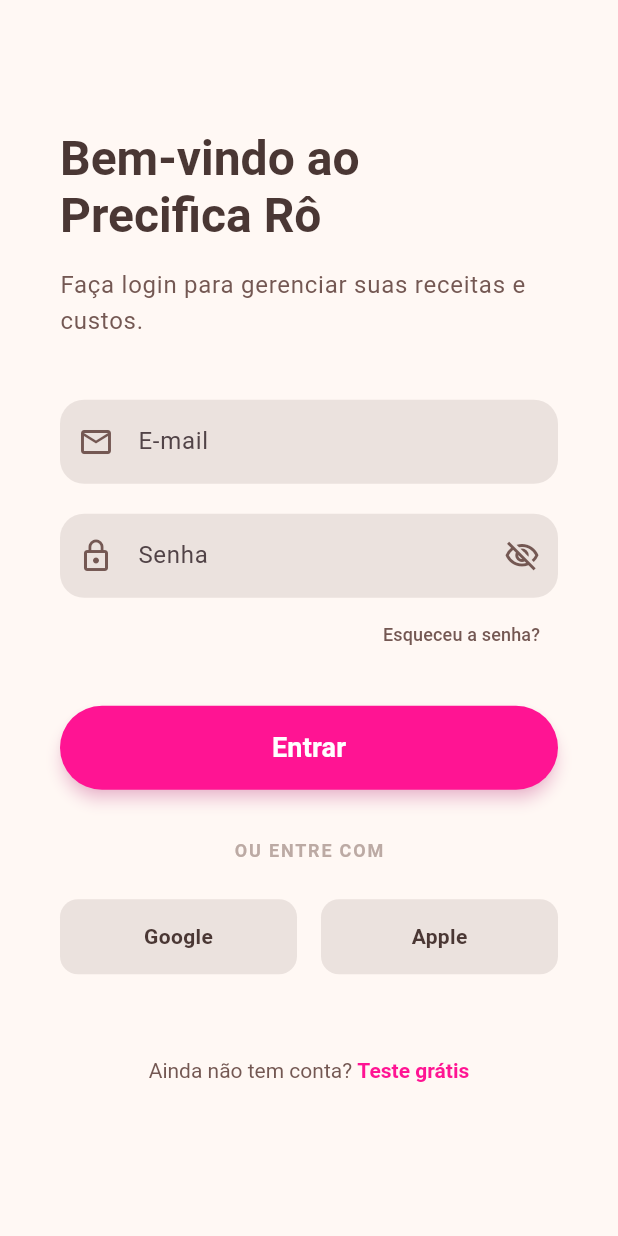
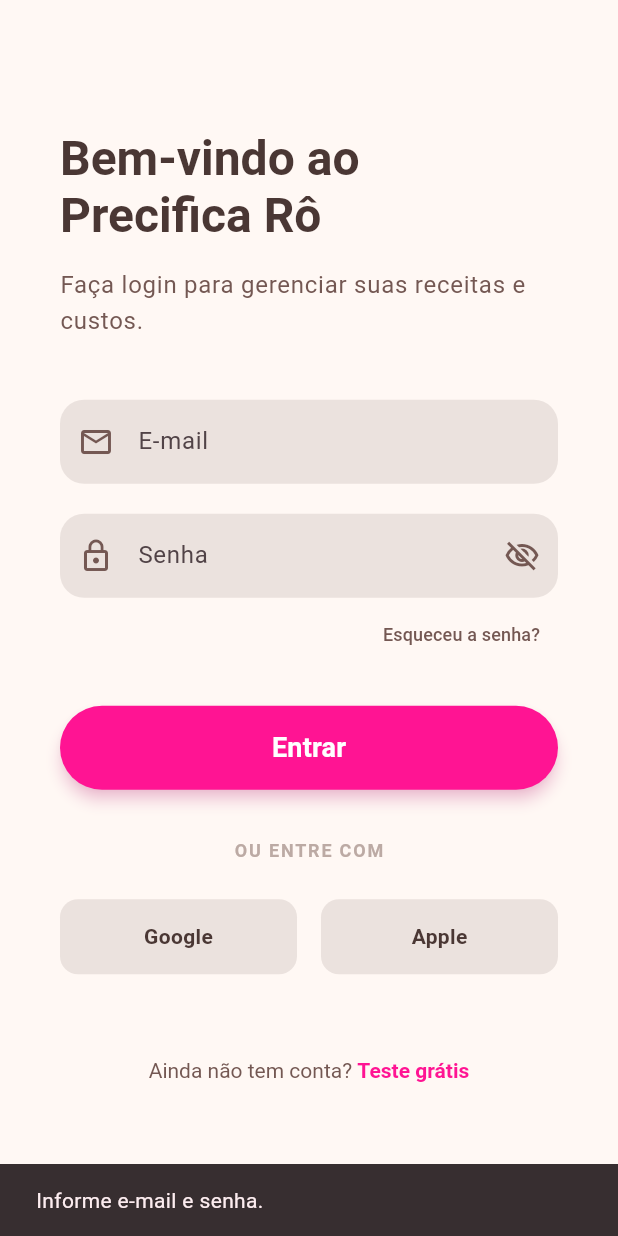
Before and after one commit to nilknarfsam/precifica_ro_web, a Flutter app: the screen it shows after launch, after a tap on "Entrar", on a phone screen of 412 x 824 dp. Run offline on Flutter 3.47's test engine with Material 3 defaults, Android fonts, the phone set to English and light mode, and no system bars; our stand-ins replace firebase_auth, firebase_core; accounts and stored records are empty.

Commit message:
atualização de tela do login

```diff
--- a/lib/pages/login_page.dart
+++ b/lib/pages/login_page.dart
@@ -1,14 +1,100 @@
+import 'package:firebase_auth/firebase_auth.dart';
 import 'package:flutter/material.dart';
+import 'package:precifica_ro_web/pages/admin_dashboard_page.dart';
+import 'package:precifica_ro_web/pages/client_home_page.dart';
+import 'package:precifica_ro_web/services/auth_service.dart';
 
-class LoginPage extends StatelessWidget {
+class LoginPage extends StatefulWidget {
   const LoginPage({super.key});
 
+  @override
+  State<LoginPage> createState() => _LoginPageState();
+}
+
+class _LoginPageState extends State<LoginPage> {
   static const Color _pink = Color(0xFFFF1493);
   static const Color _cream = Color(0xFFFFF8F4);
   static const Color _chocolate = Color(0xFF4A3734);
   static const Color _mauve = Color(0xFF745853);
   static const Color _fieldBg = Color(0xFFEBE2DE);
   static const Color _divider = Color(0xFFBCAAA4);
+
+  static const String _adminEmail = 'nilknarfsam@gmail.com';
+
+  final _authService = AuthService();
+  final _emailController = TextEditingController();
+  final _passwordController = TextEditingController();
+
+  bool _isLoading = false;
+
+  @override
+  void dispose() {
+    _emailController.dispose();
+    _passwordController.dispose();
+    super.dispose();
+  }
+
+  Future<void> _onSignIn() async {
+    final messenger = ScaffoldMessenger.of(context);
+    final email = _emailController.text.trim();
+    final password = _passwordController.text;
+
+    if (email.isEmpty || password.isEmpty) {
+      messenger.showSnackBar(
+        const SnackBar(content: Text('Informe e-mail e senha.')),
+      );
+      return;
+    }
+
+    setState(() => _isLoading = true);
+    try {
+      final credential = await _authService.signInWithEmailAndPassword(
+        email: email,
+        password: password,
+      );
+      if (!mounted) return;
+
+      final isAdmin = credential.user?.email == _adminEmail;
+
+      final destination = isAdmin
+          ? const AdminDashboardPage()
+          : const ClientHomePage();
+
+      Navigator.of(context).pushReplacement(
+        MaterialPageRoute<void>(builder: (_) => destination),
+      );
+    } on FirebaseAuthException catch (e) {
+      if (!mounted) return;
+      messenger.showSnackBar(
+        SnackBar(content: Text(_authErrorMessage(e.code))),
+      );
+    } catch (_) {
+      if (!mounted) return;
+      messenger.showSnackBar(
+        const SnackBar(content: Text('Não foi possível entrar. Tente novamente.')),
+      );
+    } finally {
+      if (mounted) setState(() => _isLoading = false);
+    }
+  }
+
+  String _authErrorMessage(String code) {
+    switch (code) {
+      case 'wrong-password':
+      case 'invalid-credential':
+        return 'E-mail ou senha incorretos.';
+      case 'user-not-found':
+        return 'Não encontramos uma conta com este e-mail.';
+      case 'invalid-email':
+        return 'E-mail inválido.';
+      case 'user-disabled':
+        return 'Esta conta foi desativada.';
+      case 'too-many-requests':
+        return 'Muitas tentativas. Aguarde um momento e tente de novo.';
+      default:
+        return 'Não foi possível entrar. Verifique seus dados.';
+    }
+  }
 
   @override
   Widget build(BuildContext context) {
@@ -103,11 +189,14 @@
                       ),
                       const SizedBox(height: 40),
                       _buildTextField(
+                        controller: _emailController,
                         label: 'E-mail',
                         icon: Icons.email_outlined,
+                        keyboardType: TextInputType.emailAddress,
                       ),
                       const SizedBox(height: 20),
                       _buildTextField(
+                        controller: _passwordController,
                         label: 'Senha',
                         icon: Icons.lock_outline,
                         isPassword: true,
@@ -127,17 +216,27 @@
                         width: double.infinity,
                         height: 56,
                         child: ElevatedButton(
-                          onPressed: () {},
+                          onPressed: _isLoading ? null : _onSignIn,
                           style: ElevatedButton.styleFrom(
                             backgroundColor: _pink,
                             foregroundColor: Colors.white,
+                            disabledBackgroundColor: _pink.withValues(alpha: 0.6),
                             shape: RoundedRectangleBorder(
                               borderRadius: BorderRadius.circular(28),
                             ),
                             elevation: 4,
                             shadowColor: _pink.withValues(alpha: 0.4),
                           ),
-                          child: const Text(
+                          child: _isLoading
+                              ? const SizedBox(
+                                  width: 24,
+                                  height: 24,
+                                  child: CircularProgressIndicator(
+                                    strokeWidth: 2,
+                                    color: Colors.white,
+                                  ),
+                                )
+                              : const Text(
                                   'Entrar',
                                   style: TextStyle(
                                     fontSize: 18,
@@ -199,9 +298,11 @@
   }
 
   Widget _buildTextField({
+    required TextEditingController controller,
     required String label,
     required IconData icon,
     bool isPassword = false,
+    TextInputType? keyboardType,
   }) {
     return Container(
       decoration: BoxDecoration(
@@ -209,7 +310,10 @@
         borderRadius: BorderRadius.circular(16),
       ),
       child: TextField(
+        controller: controller,
         obscureText: isPassword,
+        keyboardType: keyboardType,
+        autocorrect: false,
         decoration: InputDecoration(
           hintText: label,
           prefixIcon: Icon(icon, color: _mauve),
```
Also changed, not shown: lib/pages/admin_dashboard_page.dart (added, +24 -0 lines), lib/pages/client_home_page.dart (added, +26 -0 lines), lib/services/auth_service.dart (added, +29 -0 lines). Lines whose indentation alone changed are shown as unchanged.
